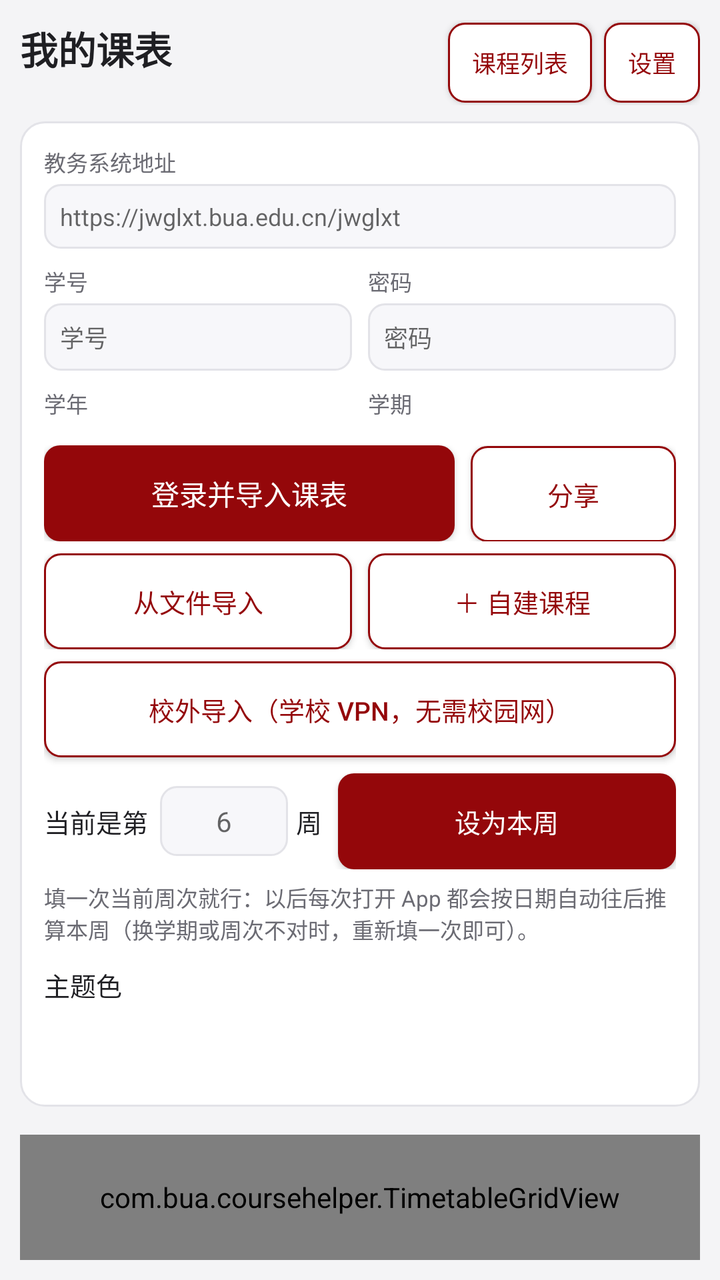
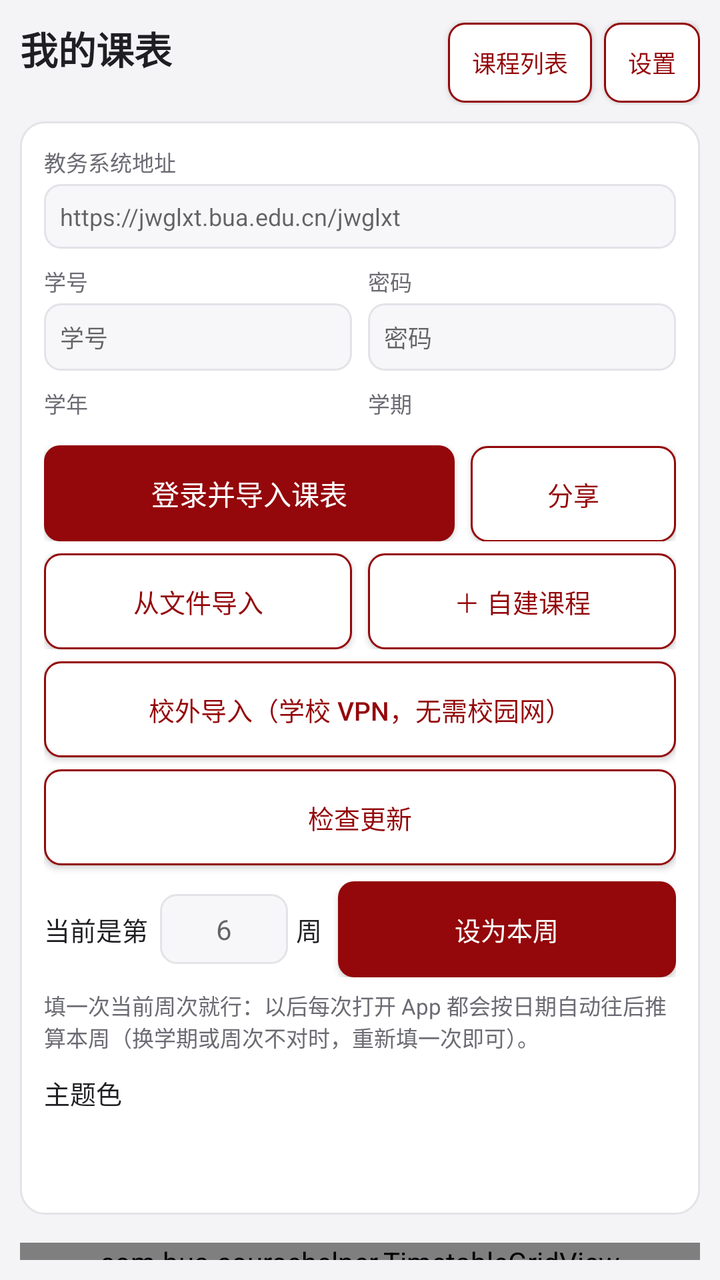

Before-and-after screenshots of an Android layout around one commit, followed by the original layout XML and the change that was made.
<!-- AndroidManifest.xml: application theme AppTheme -->
<!-- res/layout/activity_main.xml -->
<?xml version="1.0" encoding="utf-8"?>
<LinearLayout xmlns:android="http://schemas.android.com/apk/res/android"
    android:layout_width="match_parent"
    android:layout_height="match_parent"
    android:background="@color/bg"
    android:orientation="vertical"
    android:padding="10dp">

    
    <LinearLayout
        android:layout_width="match_parent"
        android:layout_height="wrap_content"
        android:gravity="center_vertical"
        android:orientation="horizontal">

        <LinearLayout
            android:layout_width="0dp"
            android:layout_height="wrap_content"
            android:layout_weight="1"
            android:orientation="vertical">

            <TextView
                android:layout_width="wrap_content"
                android:layout_height="wrap_content"
                android:text="我的课表"
                android:textColor="@color/text"
                android:textSize="19sp"
                android:textStyle="bold" />

            <TextView
                android:id="@+id/tvSummary"
                android:layout_width="match_parent"
                android:layout_height="wrap_content"
                android:ellipsize="end"
                android:singleLine="true"
                android:text=""
                android:textColor="@color/text_sub"
                android:textSize="11sp" />
        </LinearLayout>

        <Button
            android:id="@+id/btnCourseList"
            android:layout_width="wrap_content"
            android:layout_height="40dp"
            android:background="@drawable/bg_button_alt"
            android:minWidth="0dp"
            android:paddingStart="12dp"
            android:paddingEnd="12dp"
            android:text="课程列表"
            android:textColor="@color/primary"
            android:textSize="12sp" />

        <Button
            android:id="@+id/btnToggleConfig"
            android:layout_width="wrap_content"
            android:layout_height="40dp"
            android:layout_marginStart="6dp"
            android:background="@drawable/bg_button_alt"
            android:minWidth="0dp"
            android:paddingStart="12dp"
            android:paddingEnd="12dp"
            android:text="设置"
            android:textColor="@color/primary"
            android:textSize="12sp" />
    </LinearLayout>

    
    <LinearLayout
        android:id="@+id/configCard"
        android:layout_width="match_parent"
        android:layout_height="wrap_content"
        android:layout_marginTop="8dp"
        android:background="@drawable/bg_card"
        android:orientation="vertical"
        android:padding="12dp">

        <TextView
            android:layout_width="wrap_content"
            android:layout_height="wrap_content"
            android:text="教务系统地址"
            android:textColor="@color/text_sub"
            android:textSize="11sp" />

        <EditText
            android:id="@+id/etBaseUrl"
            android:layout_width="match_parent"
            android:layout_height="wrap_content"
            android:layout_marginTop="3dp"
            android:background="@drawable/bg_input"
            android:hint="https://jwglxt.bua.edu.cn/jwglxt"
            android:inputType="textUri"
            android:padding="8dp"
            android:singleLine="true"
            android:textSize="12sp" />

        <LinearLayout
            android:layout_width="match_parent"
            android:layout_height="wrap_content"
            android:layout_marginTop="8dp"
            android:orientation="horizontal">

            <LinearLayout
                android:layout_width="0dp"
                android:layout_height="wrap_content"
                android:layout_weight="1"
                android:orientation="vertical">

                <TextView
                    android:layout_width="wrap_content"
                    android:layout_height="wrap_content"
                    android:text="学号"
                    android:textColor="@color/text_sub"
                    android:textSize="11sp" />

                <EditText
                    android:id="@+id/etUsername"
                    android:layout_width="match_parent"
                    android:layout_height="wrap_content"
                    android:layout_marginTop="3dp"
                    android:background="@drawable/bg_input"
                    android:hint="学号"
                    android:inputType="text"
                    android:padding="8dp"
                    android:singleLine="true"
                    android:textSize="12sp" />
            </LinearLayout>

            <LinearLayout
                android:layout_width="0dp"
                android:layout_height="wrap_content"
                android:layout_marginStart="8dp"
                android:layout_weight="1"
                android:orientation="vertical">

                <TextView
                    android:layout_width="wrap_content"
                    android:layout_height="wrap_content"
                    android:text="密码"
                    android:textColor="@color/text_sub"
                    android:textSize="11sp" />

                <EditText
                    android:id="@+id/etPassword"
                    android:layout_width="match_parent"
                    android:layout_height="wrap_content"
                    android:layout_marginTop="3dp"
                    android:background="@drawable/bg_input"
                    android:hint="密码"
                    android:inputType="textPassword"
                    android:padding="8dp"
                    android:singleLine="true"
                    android:textSize="12sp" />
            </LinearLayout>
        </LinearLayout>

        <LinearLayout
            android:layout_width="match_parent"
            android:layout_height="wrap_content"
            android:layout_marginTop="8dp"
            android:orientation="horizontal">

            <LinearLayout
                android:layout_width="0dp"
                android:layout_height="wrap_content"
                android:layout_weight="1"
                android:orientation="vertical">

                <TextView
                    android:layout_width="wrap_content"
                    android:layout_height="wrap_content"
                    android:text="学年"
                    android:textColor="@color/text_sub"
                    android:textSize="11sp" />

                <Spinner
                    android:id="@+id/spYear"
                    android:layout_width="match_parent"
                    android:layout_height="wrap_content"
                    android:layout_marginTop="3dp"
                    android:background="@drawable/bg_input" />
            </LinearLayout>

            <LinearLayout
                android:layout_width="0dp"
                android:layout_height="wrap_content"
                android:layout_marginStart="8dp"
                android:layout_weight="1"
                android:orientation="vertical">

                <TextView
                    android:layout_width="wrap_content"
                    android:layout_height="wrap_content"
                    android:text="学期"
                    android:textColor="@color/text_sub"
                    android:textSize="11sp" />

                <Spinner
                    android:id="@+id/spTerm"
                    android:layout_width="match_parent"
                    android:layout_height="wrap_content"
                    android:layout_marginTop="3dp"
                    android:background="@drawable/bg_input" />
            </LinearLayout>
        </LinearLayout>

        <LinearLayout
            android:layout_width="match_parent"
            android:layout_height="wrap_content"
            android:layout_marginTop="10dp"
            android:orientation="horizontal">

            <Button
                android:id="@+id/btnImport"
                android:layout_width="0dp"
                android:layout_height="wrap_content"
                android:layout_weight="2"
                android:background="@drawable/bg_button_primary"
                android:text="登录并导入课表"
                android:textColor="#FFFFFF"
                android:textSize="14sp" />

            <Button
                android:id="@+id/btnShare"
                android:layout_width="0dp"
                android:layout_height="wrap_content"
                android:layout_marginStart="8dp"
                android:layout_weight="1"
                android:background="@drawable/bg_button_alt"
                android:text="分享"
                android:textColor="@color/primary"
                android:textSize="13sp" />
        </LinearLayout>

        <LinearLayout
            android:layout_width="match_parent"
            android:layout_height="wrap_content"
            android:layout_marginTop="6dp"
            android:orientation="horizontal">

            <Button
                android:id="@+id/btnImportFile"
                android:layout_width="0dp"
                android:layout_height="wrap_content"
                android:layout_weight="1"
                android:background="@drawable/bg_button_alt"
                android:text="从文件导入"
                android:textColor="@color/primary"
                android:textSize="13sp" />

            <Button
                android:id="@+id/btnAddCourse"
                android:layout_width="0dp"
                android:layout_height="wrap_content"
                android:layout_marginStart="8dp"
                android:layout_weight="1"
                android:background="@drawable/bg_button_alt"
                android:text="＋ 自建课程"
                android:textColor="@color/primary"
                android:textSize="13sp" />
        </LinearLayout>

        
        <Button
            android:id="@+id/btnVpnImport"
            android:layout_width="match_parent"
            android:layout_height="wrap_content"
            android:layout_marginTop="6dp"
            android:background="@drawable/bg_button_alt"
            android:text="校外导入（学校 VPN，无需校园网）"
            android:textColor="@color/primary"
            android:textSize="13sp" />

        
        <LinearLayout
            android:layout_width="match_parent"
            android:layout_height="wrap_content"
            android:layout_marginTop="8dp"
            android:gravity="center_vertical"
            android:orientation="horizontal">

            <TextView
                android:layout_width="wrap_content"
                android:layout_height="wrap_content"
                android:text="当前是第"
                android:textColor="@color/text"
                android:textSize="13sp" />

            <EditText
                android:id="@+id/etCurrentWeek"
                android:layout_width="64dp"
                android:layout_height="wrap_content"
                android:layout_marginStart="6dp"
                android:background="@drawable/bg_input"
                android:gravity="center"
                android:hint="6"
                android:inputType="number"
                android:maxLength="2"
                android:padding="8dp"
                android:singleLine="true"
                android:textSize="14sp" />

            <TextView
                android:layout_width="wrap_content"
                android:layout_height="wrap_content"
                android:layout_marginStart="4dp"
                android:text="周"
                android:textColor="@color/text"
                android:textSize="13sp" />

            <Button
                android:id="@+id/btnSetCurrentWeek"
                android:layout_width="0dp"
                android:layout_height="wrap_content"
                android:layout_marginStart="8dp"
                android:layout_weight="1"
                android:background="@drawable/bg_button_primary"
                android:text="设为本周"
                android:textColor="#FFFFFF"
                android:textSize="13sp" />
        </LinearLayout>

        <TextView
            android:layout_width="match_parent"
            android:layout_height="wrap_content"
            android:layout_marginTop="6dp"
            android:text="填一次当前周次就行：以后每次打开 App 都会按日期自动往后推算本周（换学期或周次不对时，重新填一次即可）。"
            android:textColor="@color/text_sub"
            android:textSize="11sp" />

        
        <LinearLayout
            android:layout_width="match_parent"
            android:layout_height="wrap_content"
            android:layout_marginTop="10dp"
            android:gravity="center_vertical"
            android:orientation="horizontal">

            <TextView
                android:layout_width="wrap_content"
                android:layout_height="wrap_content"
                android:text="主题色"
                android:textColor="@color/text"
                android:textSize="13sp" />

            <LinearLayout
                android:id="@+id/themeColors"
                android:layout_width="0dp"
                android:layout_height="wrap_content"
                android:layout_marginStart="8dp"
                android:layout_weight="1"
                android:orientation="horizontal" />
        </LinearLayout>

        <TextView
            android:id="@+id/tvThemeName"
            android:layout_width="match_parent"
            android:layout_height="wrap_content"
            android:layout_marginTop="4dp"
            android:text=""
            android:textColor="@color/text_sub"
            android:textSize="11sp" />

        <TextView
            android:id="@+id/tvStatus"
            android:layout_width="match_parent"
            android:layout_height="wrap_content"
            android:layout_marginTop="6dp"
            android:text=""
            android:textColor="@color/text_sub"
            android:textSize="11sp" />
    </LinearLayout>

    
    <HorizontalScrollView
        android:id="@+id/weekScroll"
        android:layout_width="match_parent"
        android:layout_height="wrap_content"
        android:layout_marginTop="8dp"
        android:scrollbars="none">

        <LinearLayout
            android:id="@+id/weekContainer"
            android:layout_width="wrap_content"
            android:layout_height="wrap_content"
            android:orientation="horizontal" />
    </HorizontalScrollView>

    
    <com.bua.coursehelper.TimetableGridView
        android:id="@+id/gridView"
        android:layout_width="match_parent"
        android:layout_height="0dp"
        android:layout_marginTop="6dp"
        android:layout_weight="1"
        android:background="@drawable/bg_card" />
</LinearLayout>
<!-- resources referenced by this layout -->
<resources>
  <color name="bg">#F4F4F6</color>
  <color name="primary">#94070A</color>
  <color name="text">#1F1F23</color>
  <color name="text_sub">#6B6B73</color>
  <!-- drawable bg_button_alt (drawable) -->
  <?xml version="1.0" encoding="utf-8"?>
  <shape xmlns:android="http://schemas.android.com/apk/res/android" android:shape="rectangle">
      <solid android:color="#FFFFFF" />
      <corners android:radius="8dp" />
      <stroke android:width="1dp" android:color="@color/primary" />
  </shape>
  <!-- drawable bg_button_primary (drawable) -->
  <?xml version="1.0" encoding="utf-8"?>
  <shape xmlns:android="http://schemas.android.com/apk/res/android" android:shape="rectangle">
      <solid android:color="@color/primary" />
      <corners android:radius="8dp" />
  </shape>
  <!-- drawable bg_card (drawable) -->
  <?xml version="1.0" encoding="utf-8"?>
  <shape xmlns:android="http://schemas.android.com/apk/res/android" android:shape="rectangle">
      <solid android:color="@color/card" />
      <corners android:radius="12dp" />
      <stroke android:width="1dp" android:color="@color/border" />
  </shape>
  <!-- drawable bg_input (drawable) -->
  <?xml version="1.0" encoding="utf-8"?>
  <shape xmlns:android="http://schemas.android.com/apk/res/android" android:shape="rectangle">
      <solid android:color="#F7F7FA" />
      <corners android:radius="8dp" />
      <stroke android:width="1dp" android:color="@color/border" />
  </shape>
  <style name="AppTheme" parent="@android:style/Theme.Material.Light.NoActionBar">
          <item name="android:colorPrimary">@color/primary</item>
          <item name="android:colorPrimaryDark">@color/primary_dark</item>
          <item name="android:colorAccent">@color/primary</item>
          <item name="android:windowBackground">@color/bg</item>
      </style>
  <color name="card">#FFFFFF</color>
  <color name="border">#E3E3E8</color>
  <color name="primary_dark">#6E0508</color>
</resources>

<!-- the commit's change to res/layout/activity_main.xml (unified diff, before → after) -->
@@ -271,6 +271,17 @@
             android:textSize="13sp" />
 
         
+        <Button
+            android:id="@+id/btnCheckUpdate"
+            android:layout_width="match_parent"
+            android:layout_height="wrap_content"
+            android:layout_marginTop="6dp"
+            android:background="@drawable/bg_button_alt"
+            android:text="检查更新"
+            android:textColor="@color/primary"
+            android:textSize="13sp" />
+
+        
         <LinearLayout
             android:layout_width="match_parent"
             android:layout_height="wrap_content"
